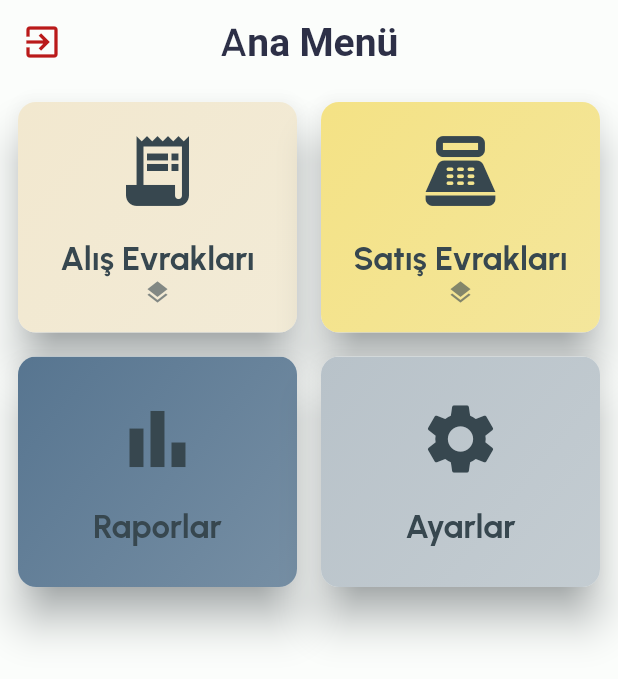
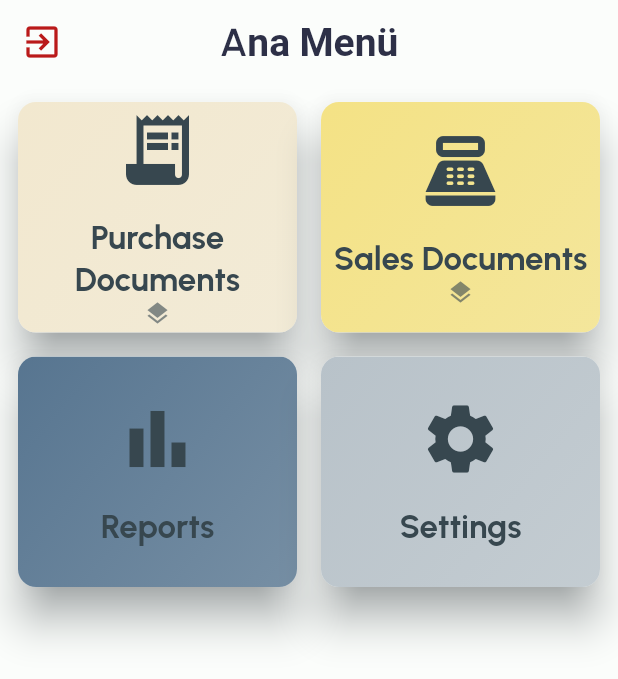
Before and after one commit to Dinamik-Yazilim/saha_satis, a Flutter app: the LayoutView screen opened by its route, on a phone screen of 412 x 824 dp. Shown: the top 679 px of the screen. Run offline on Flutter 3.47's test engine with Material 3 defaults, Android fonts, the phone set to English and light mode, and no system bars; our stand-ins replace auto_route, badges, bootstrap_icons, dropdown_search, easy_localization, envied and 11 more; missing offline and left inert: easy_logger, vexana; accounts and stored records are empty; generated files the repository leaves out were written again.

Commit message:
setting created

```diff
--- a/assets/translations/en.json
+++ b/assets/translations/en.json
@@ -2,7 +2,7 @@
     "home": {
         "title": "Home Page",
         "home_get_users": "Get Users",
-        "change_theme": "Change Theme"
+        "change_theme": "Dark Theme"
     },
     "login": {
         "title": "Login",
@@ -12,10 +12,21 @@
         "forgot_password": "Forgot Password",
         "register": "Register"
     },
+    "menu": {
+        "purchase_documents": "Purchase Documents",
+        "purchase_invoice": "Purchase Invoice",
+        "purchase_delivery_note": "Purchase Delivery Note",
+        "purchase_return": "Purchase Return",
+        "sales_documents": "Sales Documents",
+        "sales_invoice": "Sales Invoice",
+        "sales_delivery_note": "Sales Delivery Note",
+        "reports": "Reports",
+        "settings": "Settings"
+    },
     "general": {
         "language": {
             "title": "English",
-            "change_language": "Change Language"
+            "change_language": "Language"
         },
         "validation": {
             "required": "This field is required",
--- a/assets/translations/tr.json
+++ b/assets/translations/tr.json
@@ -2,7 +2,7 @@
     "home": {
         "title": "Ana Sayfa",
         "home_get_users": "Kullanıcıları Al",
-        "change_theme": "Tema Değiştir"
+        "change_theme": "Koyu Tema"
     },
     "login": {
         "title": "Giriş Yap",
@@ -12,10 +12,21 @@
         "forgot_password": "Şifremi Unuttum",
         "register": "Kayıt Ol"
     },
+    "menu": {
+        "purchase_documents": "Alış Evrakları",
+        "purchase_invoice": "Alış Faturası",
+        "purchase_delivery_note": "Alış İrsaliyesi",
+        "purchase_return": "Alış İadesi",
+        "sales_documents": "Satış Evrakları",
+        "sales_invoice": "Satış Faturası",
+        "sales_delivery_note": "Satış İrsaliyesi",
+        "reports": "Raporlar",
+        "settings": "Ayarlar"
+    },
     "general": {
         "language": {
             "title": "Türkçe",
-            "change_language": "Dili Değiştir"
+            "change_language": "Dil"
         },
         "validation": {
             "required": "Bu alan gereklidir",
--- a/lib/feature/layout/view/layout_view.dart
+++ b/lib/feature/layout/view/layout_view.dart
@@ -1,6 +1,7 @@
 import 'package:dinamik10_pos/feature/layout/view/mixin/layout_view_mixin.dart';
 import 'package:dinamik10_pos/product/common/widget/custom_appbar.dart';
 import 'package:dinamik10_pos/product/state/base/base_state.dart';
+import 'package:easy_localization/easy_localization.dart';
 import 'package:flutter/material.dart';
 import 'package:flutter_bloc/flutter_bloc.dart';
 import 'package:auto_route/auto_route.dart';
@@ -93,7 +94,7 @@ class _LayoutViewState extends BaseState<LayoutView> with LayoutViewMixin {
           final bool shouldShowExitIcon = layoutState.isOnMainMenu;
 
           return CustomAppBar(
-            title: Text(titleText),
+            title: Text(titleText).tr(),
             leading:
                 showLeadingButton
                     ? IconButton(
--- a/lib/feature/layout/view/widget/menu_item_tile.dart
+++ b/lib/feature/layout/view/widget/menu_item_tile.dart
@@ -44,7 +44,7 @@ class _MenuItemTile extends StatelessWidget {
                   ).textTheme.titleLarge?.copyWith(fontWeight: FontWeight.bold, color: contentColor),
                   maxLines: 2,
                   overflow: TextOverflow.ellipsis,
-                ),
+                ).tr(),
                 if (menuItem.isExpandable) Icon(Icons.layers, size: 18, color: contentColor.withValues(alpha: 0.6)),
               ],
             ),
--- a/lib/feature/splash/view/mixin/splash_view_mixin.dart
+++ b/lib/feature/splash/view/mixin/splash_view_mixin.dart
@@ -34,7 +34,7 @@ mixin SplashViewMixin on BaseState<SplashView> {
       context.router.replace(LayoutRoute());
     } else {
       AppLogger.info('SplashView: Navigating to LoginView.');
-      context.router.replace(LayoutRoute());
+      context.router.replace(LoginRoute());
     }
   }
 }
--- a/lib/product/router/app_router.dart
+++ b/lib/product/router/app_router.dart
@@ -3,6 +3,7 @@ import 'package:auto_route/auto_route.dart';
 import '../../feature/demo/home/view/home_view.dart';
 import '../../feature/login/view/login_view.dart';
 import '../../feature/layout/view/layout_view.dart';
+import '../../feature/setting/view/setting_view.dart';
 import '../../feature/splash/view/splash_view.dart';
 
 part 'app_router.gr.dart';
@@ -15,5 +16,6 @@ class AppRouter extends RootStackRouter {
     CustomRoute(page: LoginRoute.page, transitionsBuilder: TransitionsBuilders.fadeIn),
     CustomRoute(page: HomeRoute.page, transitionsBuilder: TransitionsBuilders.fadeIn),
     CustomRoute(page: LayoutRoute.page, transitionsBuilder: TransitionsBuilders.noTransition),
+    CustomRoute(page: SettingRoute.page, transitionsBuilder: TransitionsBuilders.fadeIn),
   ];
 }
--- a/lib/product/state/layout_menu/repositories/menu_repositorie.dart
+++ b/lib/product/state/layout_menu/repositories/menu_repositorie.dart
@@ -1,74 +1,83 @@
-// lib/data/menu_repository.dart
+import 'package:dinamik10_pos/product/init/language/locale_keys.g.dart';
 import 'package:dinamik10_pos/product/router/app_router.dart';
 import 'package:flutter/material.dart';
 import '../model/menu_item.dart';
 
+/*   Text(
+                  ,
+                  textAlign: TextAlign.center,
+                  style: Theme.of(
+                    context,
+                  ).textTheme.titleLarge?.copyWith(fontWeight: FontWeight.bold, color: contentColor),
+                  maxLines: 2,
+                  overflow: TextOverflow.ellipsis,
+                ), */
 class MenuRepository {
   // The place where we define the entire menu structure of the application
   static final List<MenuItem> _allMenuItems = [
     MenuItem(
       id: 'alis_evraklari',
-      title: 'Alış Evrakları',
+      title: LocaleKeys.menu_purchase_documents,
       icon: Icons.receipt_long,
       requiredPermissions: ['can_view_purchase'],
       children: [
         MenuItem(
           id: 'alis_faturasi',
-          title: 'Alış Faturası',
+          title: LocaleKeys.menu_purchase_invoice,
           icon: Icons.description,
-          route: const HomeRoute(),
+          route: const SettingRoute(),
           requiredPermissions: ['can_view_purchase_invoice'],
         ),
         MenuItem(
           id: 'alis_irsaliyesi',
-          title: 'Alış İrsaliyesi',
+          title: LocaleKeys.menu_sales_delivery_note,
           icon: Icons.delivery_dining,
-          route: const HomeRoute(),
+          route: const SettingRoute(),
           requiredPermissions: ['can_view_purchase_delivery_note'],
         ),
         MenuItem(
           id: 'alis_iadesi',
-          title: 'Alış İadesi',
+          title: LocaleKeys.menu_purchase_return,
           icon: Icons.assignment_return,
-          route: const HomeRoute(),
+          route: const SettingRoute(),
           requiredPermissions: ['can_view_purchase_return'],
         ),
       ],
     ),
     MenuItem(
       id: 'satis_evraklari',
-      title: 'Satış Evrakları',
+      title: LocaleKeys.menu_sales_documents,
       icon: Icons.point_of_sale,
       requiredPermissions: ['can_view_sale'],
       children: [
         MenuItem(
           id: 'satis_faturasi',
-          title: 'Satış Faturası',
+          title: LocaleKeys.menu_sales_invoice,
           icon: Icons.receipt_long,
-          route: const HomeRoute(),
+          route: const SettingRoute(),
           requiredPermissions: ['can_view_sale_invoice'],
         ),
         MenuItem(
           id: 'satis_irsaliyesi',
-          title: 'Satış İrsaliyesi',
+          title: LocaleKeys.menu_sales_delivery_note,
           icon: Icons.local_shipping,
-          route: const HomeRoute(),
+          route: const SettingRoute(),
           requiredPermissions: ['can_view_sale_delivery_note'],
         ),
       ],
     ),
     MenuItem(
       id: 'raporlar',
-      title: 'Raporlar',
+      title: LocaleKeys.menu_reports,
       icon: Icons.bar_chart,
       route: const HomeRoute(),
       requiredPermissions: ['can_view_reports'],
     ),
     MenuItem(
       id: 'ayarlar',
-      title: 'Ayarlar',
+      title: LocaleKeys.menu_settings,
       icon: Icons.settings,
-      route: const HomeRoute(),
+      route: const SettingRoute(),
       requiredPermissions: ['can_manage_settings'],
     ),
   ];
```
Also changed, not shown: lib/feature/setting/view/mixin/setting_mixin.dart (added, +24 -0 lines), lib/feature/setting/view/setting_view.dart (added, +85 -0 lines), lib/feature/setting/view/widget/setting_card.dart (added, +36 -0 lines), lib/product/common/constants/app_logger.dart (deleted, +0 -27 lines), lib/feature/setting/view_model/setting_state.dart (added), lib/feature/setting/view_model/setting_view_model.dart (added), lib/product/init/language/locale_keys.g.dart, lib/product/router/app_router.gr.dart.
